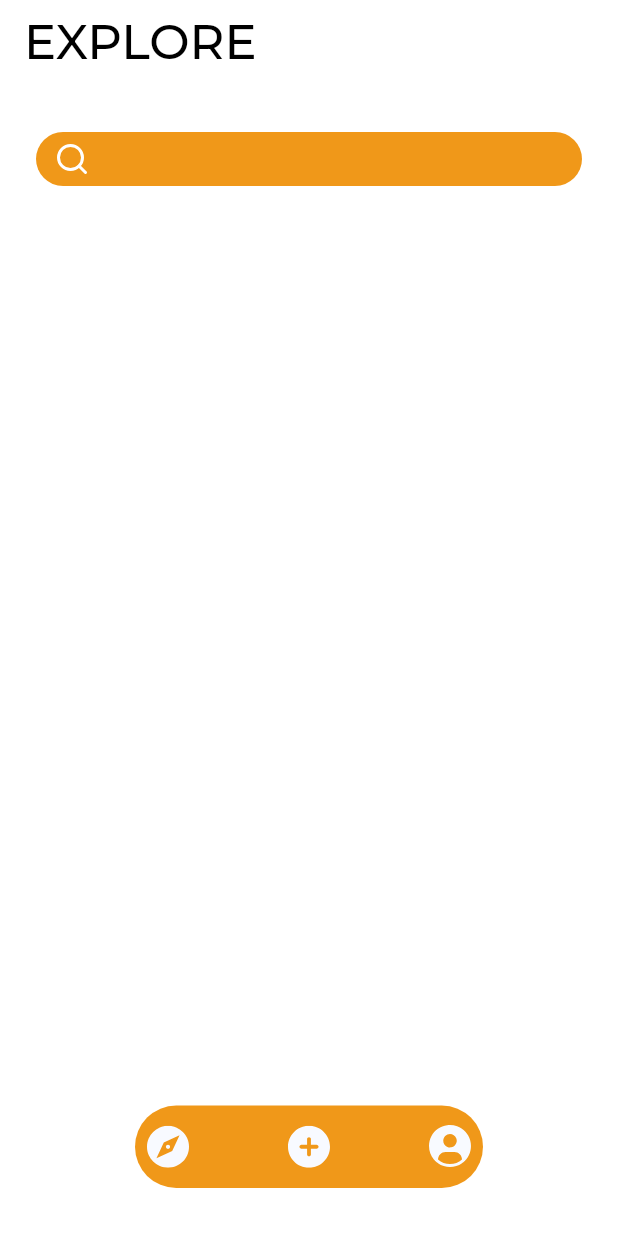
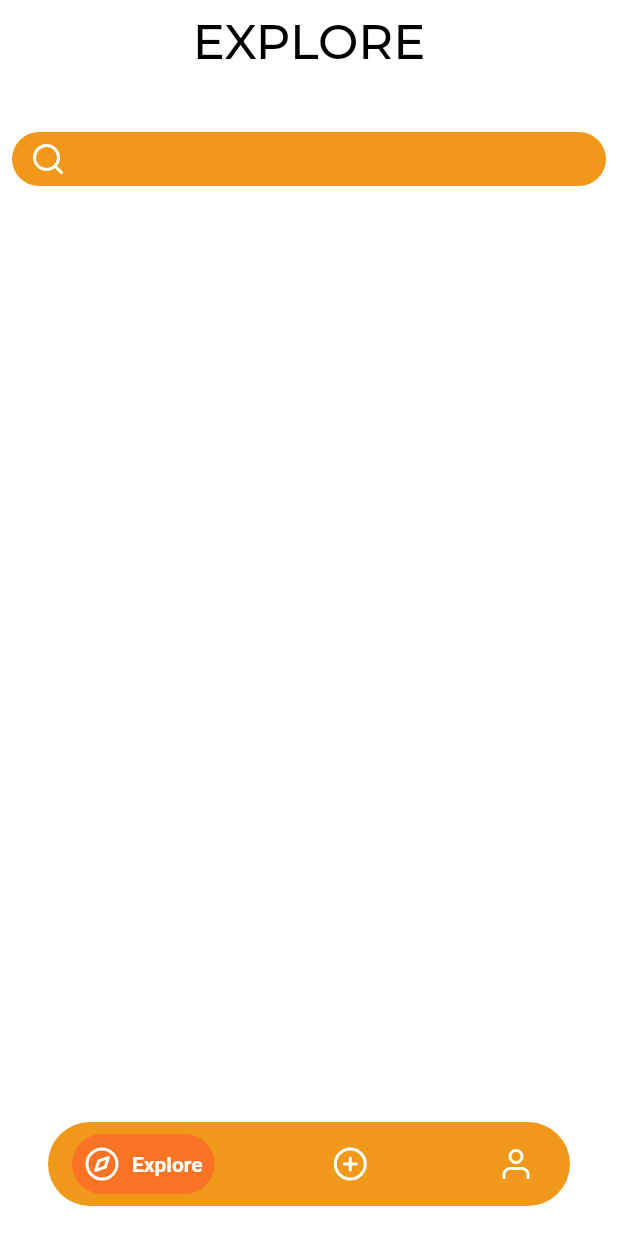
Before and after one commit to firoos18/da_exhib, a Flutter app: the Explore screen opened directly, on a phone screen of 412 x 824 dp. Run offline on Flutter 3.47's test engine with Material 2 defaults, Android fonts, the light colour scheme and no system bars; drawn by our look-alikes of google_nav_bar; our stand-ins replace flutter_feather_icons, flutter_svg, google_fonts; missing offline and left inert: scaffold_gradient_background.

Commit message:
adding bottom navbar

```diff
--- a/lib/screens/Explore/explore.dart
+++ /dev/null
@@ -1,89 +0,0 @@
-import 'package:flutter/material.dart';
-import 'package:flutter_feather_icons/flutter_feather_icons.dart';
-import 'package:flutter_svg/flutter_svg.dart';
-import 'package:google_fonts/google_fonts.dart';
-
-class Explore extends StatefulWidget {
-  const Explore({super.key});
-
-  @override
-  State<Explore> createState() => _ExploreState();
-}
-
-class _ExploreState extends State<Explore> {
-  @override
-  Widget build(BuildContext context) {
-    return Scaffold(
-      backgroundColor: Colors.white,
-      appBar: AppBar(
-        backgroundColor: Colors.white,
-        elevation: 0,
-        title: Text(
-          'EXPLORE',
-          style: GoogleFonts.montserrat(
-              fontSize: 32, fontWeight: FontWeight.w500, color: Colors.black),
-        ),
-      ),
-      body: SafeArea(
-        child: Padding(
-          padding: const EdgeInsets.only(right: 24, left: 24, top: 32),
-          child: SingleChildScrollView(
-            child: Column(
-              mainAxisAlignment: MainAxisAlignment.center,
-              crossAxisAlignment: CrossAxisAlignment.center,
-              children: [
-                SizedBox(
-                  width: MediaQuery.of(context).size.width,
-                  height: 36,
-                  child: TextField(
-                    decoration: InputDecoration(
-                        prefixIcon: const Icon(
-                          FeatherIcons.search,
-                          color: Colors.white,
-                        ),
-                        filled: true,
-                        fillColor: const Color(0xffF09819),
-                        border: OutlineInputBorder(
-                            borderRadius: BorderRadius.circular(30),
-                            borderSide: BorderSide.none)),
-                  ),
-                ),
-                SizedBox(
-                  width: MediaQuery.of(context).size.width,
-                  height: MediaQuery.of(context).size.height * 0.75,
-                  child: ListView(),
-                ),
-              ],
-            ),
-          ),
-        ),
-      ),
-      bottomNavigationBar: Padding(
-        padding: const EdgeInsets.only(bottom: 32),
-        child: SizedBox(
-          height: 55,
-          child: Padding(
-            padding: const EdgeInsets.symmetric(horizontal: 90),
-            child: Container(
-              decoration: BoxDecoration(
-                color: const Color(0xffF09819),
-                borderRadius: BorderRadius.circular(88),
-              ),
-              child: Padding(
-                padding: const EdgeInsets.symmetric(horizontal: 8),
-                child: Row(
-                  mainAxisAlignment: MainAxisAlignment.spaceBetween,
-                  children: [
-                    SvgPicture.asset('lib/assets/Profile.svg'),
-                    SvgPicture.asset('lib/assets/Upload.svg'),
-                    SvgPicture.asset('lib/assets/Explore.svg'),
-                  ],
-                ),
-              ),
-            ),
-          ),
-        ),
-      ),
-    );
-  }
-}
--- /dev/null
+++ b/lib/screens/Nav/explore.dart
@@ -0,0 +1,119 @@
+import 'package:da_exhib/screens/Nav/profile.dart';
+import 'package:da_exhib/screens/Nav/upload.dart';
+import 'package:flutter/material.dart';
+import 'package:flutter_feather_icons/flutter_feather_icons.dart';
+import 'package:flutter_svg/flutter_svg.dart';
+import 'package:google_fonts/google_fonts.dart';
+import 'package:google_nav_bar/google_nav_bar.dart';
+
+class Explore extends StatefulWidget {
+  const Explore({super.key});
+
+  @override
+  State<Explore> createState() => _ExploreState();
+}
+
+class _ExploreState extends State<Explore> {
+  int index = 0;
+  @override
+  Widget build(BuildContext context) {
+    return Scaffold(
+        backgroundColor: Colors.white,
+        appBar: AppBar(
+          automaticallyImplyLeading: false,
+          centerTitle: true,
+          backgroundColor: Colors.white,
+          elevation: 0,
+          title: Text(
+            'EXPLORE',
+            style: GoogleFonts.montserrat(
+                fontSize: 32, fontWeight: FontWeight.w500, color: Colors.black),
+          ),
+        ),
+        body: SafeArea(
+          child: Padding(
+            padding: const EdgeInsets.only(right: 8, left: 8, top: 32),
+            child: SingleChildScrollView(
+              child: Column(
+                mainAxisAlignment: MainAxisAlignment.center,
+                crossAxisAlignment: CrossAxisAlignment.center,
+                children: [
+                  SizedBox(
+                    width: MediaQuery.of(context).size.width,
+                    height: 36,
+                    child: TextField(
+                      decoration: InputDecoration(
+                          prefixIcon: const Icon(
+                            FeatherIcons.search,
+                            color: Colors.white,
+                          ),
+                          filled: true,
+                          fillColor: const Color(0xffF09819),
+                          border: OutlineInputBorder(
+                              borderRadius: BorderRadius.circular(30),
+                              borderSide: BorderSide.none)),
+                    ),
+                  ),
+                  SizedBox(
+                    width: MediaQuery.of(context).size.width,
+                    height: MediaQuery.of(context).size.height,
+                    child: ListView(),
+                  ),
+                ],
+              ),
+            ),
+          ),
+        ),
+        bottomNavigationBar: Padding(
+          padding: const EdgeInsets.only(left: 32, right: 32, bottom: 20),
+          child: Container(
+            decoration: BoxDecoration(
+                borderRadius: BorderRadius.circular(88),
+                color: const Color(0xffF09819)),
+            child: Padding(
+              padding: const EdgeInsets.symmetric(horizontal: 16, vertical: 8),
+              child: GNav(
+                selectedIndex: 0,
+                onTabChange: (value) {
+                  if (value == 1) {
+                    Navigator.push(context,
+                        MaterialPageRoute(builder: (context) => Upload()));
+                  } else if (value == 2) {
+                    Navigator.push(context,
+                        MaterialPageRoute(builder: (context) => Profile()));
+                  }
+                },
+                iconSize: 24,
+                textSize: 24,
+                padding: const EdgeInsets.all(8),
+                backgroundColor: const Color(0xffF09819),
+                tabBackgroundColor: const Color(0xffFF512F).withOpacity(0.5),
+                activeColor: Colors.white,
+                gap: 8,
+                // ignore: prefer_const_literals_to_create_immutables
+                tabs: [
+                  const GButton(
+                    icon: FeatherIcons.compass,
+                    text: 'Explore',
+                    iconColor: Colors.white,
+                    textColor: Colors.white,
+                  ),
+                  const GButton(
+                    icon: FeatherIcons.plusCircle,
+                    text: 'Upload',
+                    iconColor: Colors.white,
+                    textColor: Colors.white,
+                  ),
+                  const GButton(
+                    icon: FeatherIcons.user,
+                    text: 'Profile',
+                    iconColor: Colors.white,
+                    textColor: Colors.white,
+                  ),
+                ],
+              ),
+            ),
+          ),
+        ));
+  }
+}
--- a/lib/screens/auth/login.dart
+++ b/lib/screens/auth/login.dart
@@ -1,4 +1,4 @@
-import 'package:da_exhib/screens/Explore/explore.dart';
+import 'package:da_exhib/screens/Nav/explore.dart';
 import 'package:da_exhib/screens/auth/forgetpassword.dart';
 import 'package:flutter/material.dart';
 import 'package:flutter_svg/flutter_svg.dart';
--- a/pubspec.yaml
+++ b/pubspec.yaml
@@ -38,6 +38,7 @@ dependencies:
   flutter_svg: ^1.1.6
   scaffold_gradient_background: ^1.0.3+1
   flutter_feather_icons: ^2.0.0+1
+  google_nav_bar: ^5.0.6
 
 dev_dependencies:
   flutter_test:
```
Also changed, not shown: lib/screens/Nav/profile.dart (added, +125 -0 lines), lib/screens/Nav/upload.dart (added, +84 -0 lines), pubspec.lock, 1 other file.
